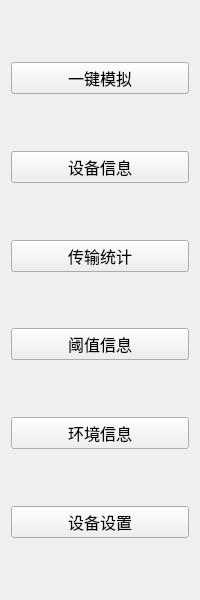
Old version of the form IDC_TestSystem/IP-PDU/ip_toolbox/ip_simulationtoolwid.ui in the repository ChinaClever/IDC_TestSystem.
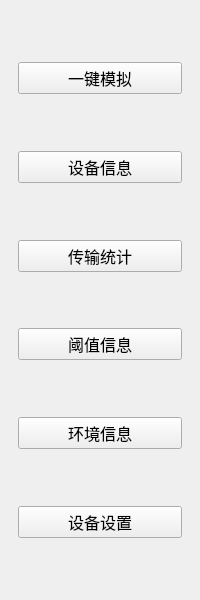
New version of the form.

Diff of the .ui file:
```diff
--- a/IDC_TestSystem/IP-PDU/ip_toolbox/ip_simulationtoolwid.ui
+++ b/IDC_TestSystem/IP-PDU/ip_toolbox/ip_simulationtoolwid.ui
@@ -20,6 +20,12 @@
    <string>Form</string>
   </property>
   <layout class="QVBoxLayout" name="verticalLayout">
+   <property name="leftMargin">
+    <number>18</number>
+   </property>
+   <property name="rightMargin">
+    <number>18</number>
+   </property>
    <item>
     <spacer name="verticalSpacer">
      <property name="orientation">
```
